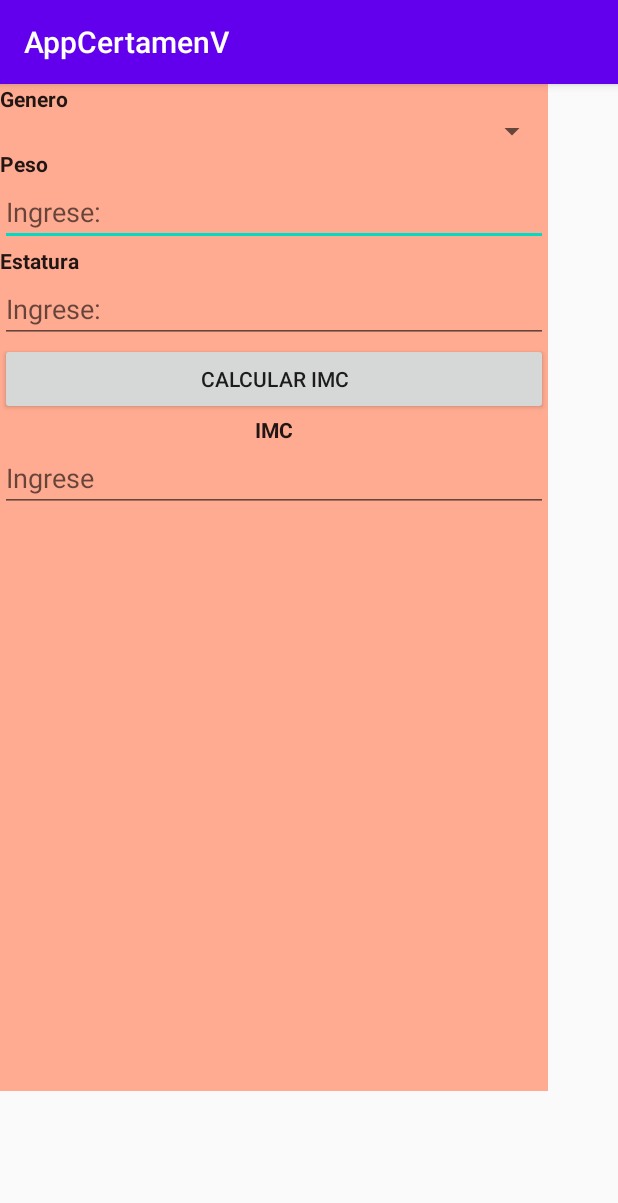
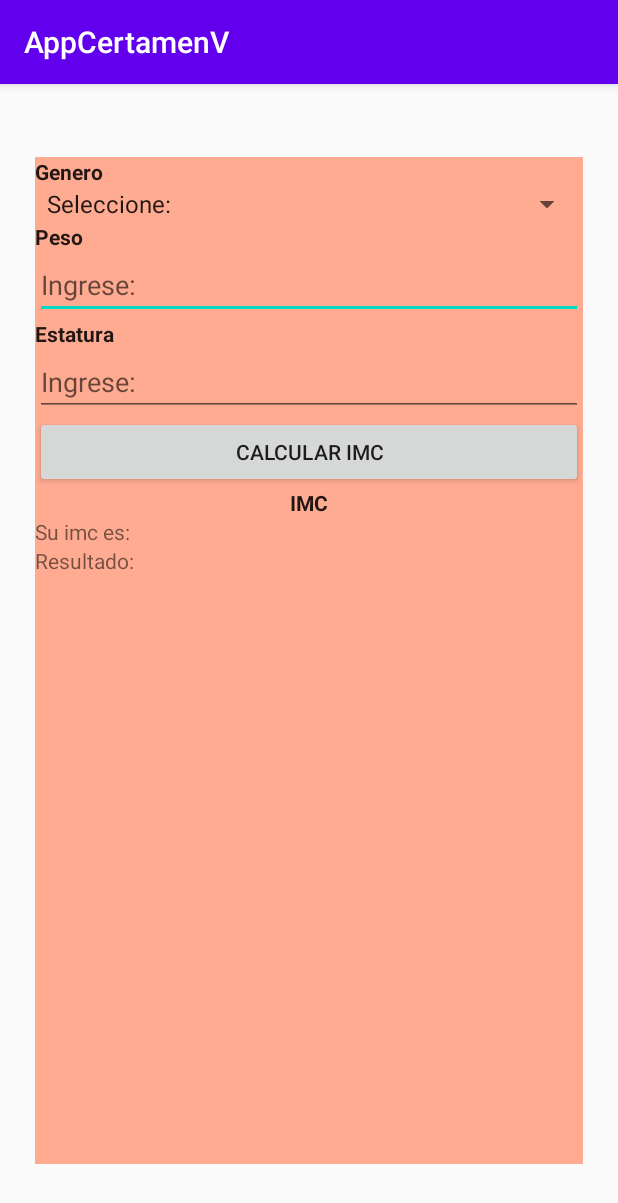
Before and after one commit to davidCamposM/AppCertamen12-11-2024, an Android app: the screen it shows after launch (MainActivity), on a phone screen of 412 x 824 dp. Shown: the top 1203 px of the screen. Run offline under Robolectric (Android 15) with nearby library versions, the phone set to English and light mode, and no system bars.

Commit message:
* Implementación intermedia de la funcion creada de calculo IMC

```diff
--- a/app/src/main/java/com/example/appcertamenv/MainActivity.java
+++ b/app/src/main/java/com/example/appcertamenv/MainActivity.java
@@ -2,12 +2,80 @@ package com.example.appcertamenv;
 
 import android.support.v7.app.AppCompatActivity;
 import android.os.Bundle;
+import android.view.View;
+import android.widget.ArrayAdapter;
+import android.widget.EditText;
+import android.widget.Spinner;
+import android.widget.TextView;
+import android.widget.Toast;
+
+import java.util.ArrayList;
 
 public class MainActivity extends AppCompatActivity {
+    EditText peso, estatura;
+    TextView caja, resultados;
+    Spinner sp;
+    ArrayList<String> items;
+    ArrayAdapter<String> adapter;
+
 
     @Override
     protected void onCreate(Bundle savedInstanceState) {
         super.onCreate(savedInstanceState);
         setContentView(R.layout.activity_main);
+
+        peso = findViewById(R.id.txtPeso);
+        estatura = findViewById(R.id.txtEstatura);
+        sp = findViewById(R.id.spinnerrr);
+        caja = findViewById(R.id.txtCaja);
+        resultados = findViewById(R.id.txtImc);
+
+        items = new ArrayList<>();
+        adapter = new ArrayAdapter<>(this, android.R.layout.simple_spinner_item, items);
+        sp.setAdapter(adapter);
+        agregarItemsSpinner();
+
+
+    }
+
+    public void agregarItemsSpinner(){
+        items.add("Seleccione: ");
+        items.add("Femenino");
+        items.add("Masculino");
+        //Guardamos los cambios en el Spinner
+        adapter.notifyDataSetChanged();
+    }
+    public void obtenerImc(View view){
+        String txtPeso = peso.getText().toString();
+        String txtEstatura = estatura.getText().toString();
+
+        if(!txtPeso.isEmpty() && !txtEstatura.isEmpty() && !items.isEmpty()){
+            double pesoInt = Double.parseDouble(txtPeso);
+            double estaturaInt = Double.parseDouble(txtEstatura);
+
+            double resultado = (pesoInt / (estaturaInt * estaturaInt));
+
+            String resultado2 = String.valueOf(resultado);
+            String subResultado = resultado2.substring(0,5);
+
+            //Parseo del subResultado para comparar
+            int subResultadoInt = Integer.parseInt(subResultado);
+
+            if(subResultadoInt < 18.5){
+
+                Toast.makeText(this, "Bajo peso", Toast.LENGTH_SHORT).show();
+                resultados.setText(String.valueOf(resultado));
+                caja.setText("1) Come con más frecuencia. Empieza poco a poco a hacer 5 a 6 comidas mas pequeñas durante el día\n"
+                            + "2) Elije alimentos con muchos nutrientes\n"
+                            + "3) Agrega aderezos\n"
+                            + "4) Prueba licuados y batidos de fruta\n"
+                            + "5) Controla que bebes y cuando\n"
+                            + "6) Haz ejercicio.");
+
+            } else if (subResultadoInt > 18.5 && subResultadoInt < 24.9) {
+                Toast.makeText(this, "Peso adecuado", Toast.LENGTH_SHORT).show();
+            }
+
+        }
     }
 }
--- a/app/src/main/res/layout/activity_main.xml
+++ b/app/src/main/res/layout/activity_main.xml
@@ -11,8 +11,10 @@
         android:layout_height="671dp"
         android:background="#FFAB91"
         android:orientation="vertical"
-        tools:layout_editor_absoluteX="23dp"
-        tools:layout_editor_absoluteY="30dp">
+        app:layout_constraintBottom_toBottomOf="parent"
+        app:layout_constraintEnd_toEndOf="parent"
+        app:layout_constraintStart_toStartOf="parent"
+        app:layout_constraintTop_toTopOf="parent">
 
         <TextView
             android:id="@+id/textView"
@@ -62,6 +64,7 @@
             android:id="@+id/btnCalcular"
             android:layout_width="match_parent"
             android:layout_height="wrap_content"
+            android:onClick="obtenerImc"
             android:text="Calcular IMC" />
 
         <TextView
@@ -74,13 +77,17 @@
             android:textSize="14sp"
             android:textStyle="bold" />
 
-        <EditText
+        <TextView
             android:id="@+id/txtImc"
             android:layout_width="match_parent"
             android:layout_height="wrap_content"
-            android:ems="10"
-            android:hint="Ingrese"
-            android:inputType="textPersonName" />
+            android:text="Su imc es:" />
+
+        <TextView
+            android:id="@+id/txtCaja"
+            android:layout_width="match_parent"
+            android:layout_height="wrap_content"
+            android:text="Resultado:" />
 
     </LinearLayout>
 
```
